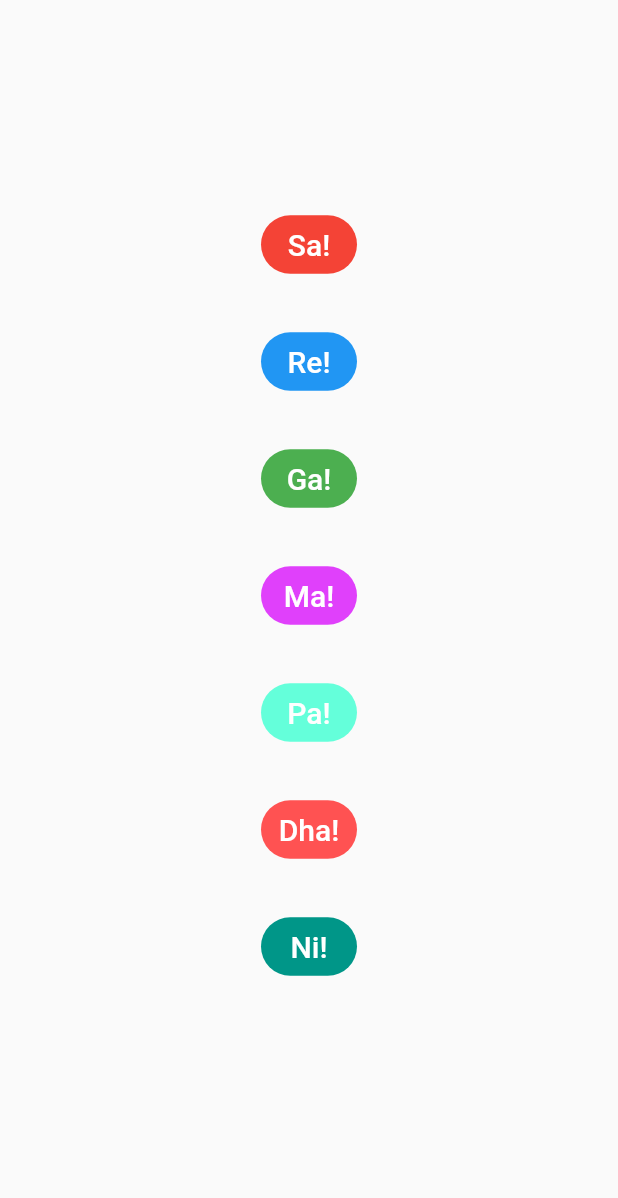
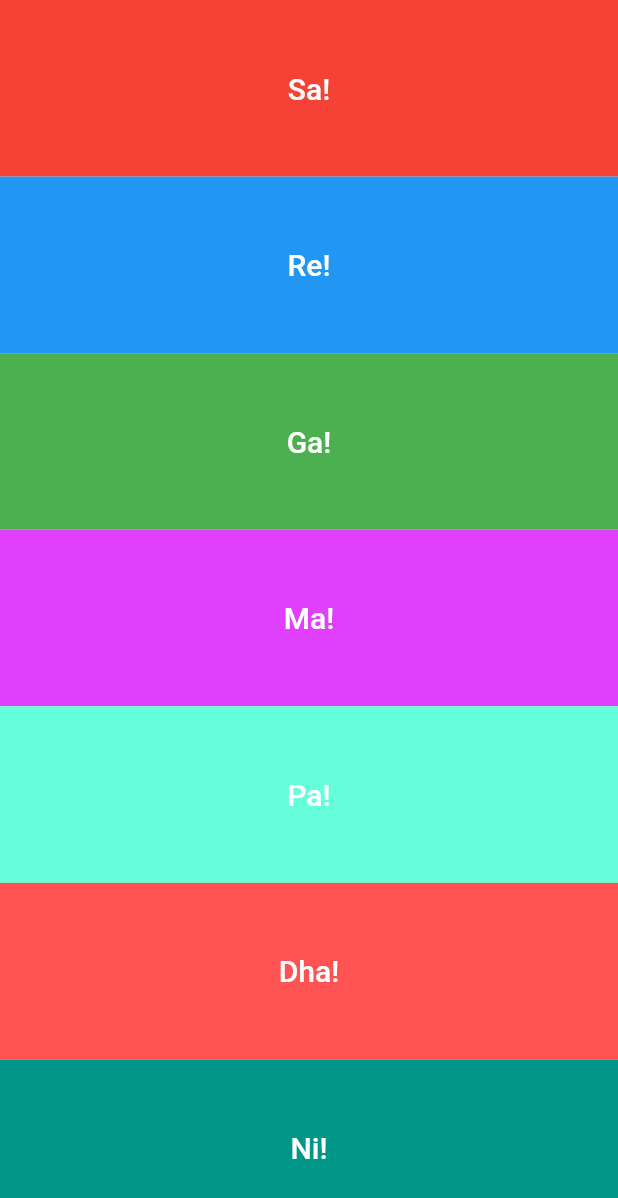
Before and after one commit to shardhayv/audioplayers_flutter, a Flutter app: the screen it shows after launch, after a tap on "Re!", on a phone screen of 412 x 824 dp. Shown: the top 1198 px of the screen. Run offline on Flutter 3.47's test engine with Material 2 defaults, Android fonts, the phone set to English and light mode, and no system bars; our stand-ins replace audioplayers.

Commit message:
making all buttons expanded

```diff
--- a/lib/main.dart
+++ b/lib/main.dart
@@ -2,11 +2,18 @@ import 'package:flutter/material.dart';
 import 'package:audioplayers/audioplayers.dart';
 
 void main() {
-  runApp(Xylophone());
+  runApp(const Xylophone());
 }
 
 class Xylophone extends StatelessWidget {
   const Xylophone({Key? key}) : super(key: key);
+
+  void playNote(int noteNum) async {
+    final player = AudioPlayer();
+    await player.play(
+      AssetSource('note$noteNum.wav'),
+    );
+  }
 
   @override
   Widget build(BuildContext context) {
@@ -14,25 +21,19 @@ class Xylophone extends StatelessWidget {
     return MaterialApp(
       home: Scaffold(
         body: SafeArea(
-          child: Center(
           child: Column(
             crossAxisAlignment: CrossAxisAlignment.stretch,
-              mainAxisAlignment: MainAxisAlignment.center,
             children: [
-                Center(
-                  child: Center(
+              Expanded(
                 child: TextButton(
-                      onPressed: () async {
-                        final player = AudioPlayer();
-                        await player.play(
-                          AssetSource('note1.wav'),
-                        );
+                  onPressed: () {
+                    playNote(1);
                   },
                   style: TextButton.styleFrom(
                     // foregroundColor: Colors.black,
                     backgroundColor: Colors.red,
                     shape: RoundedRectangleBorder(
-                            borderRadius: BorderRadius.circular(50)),
+                        borderRadius: BorderRadius.circular(0)),
                   ),
                   child: const Text(
                     'Sa!',
@@ -43,22 +44,16 @@ class Xylophone extends StatelessWidget {
                   ),
                 ),
               ),
-                ),
-                const SizedBox(height: 30),
-                Center(
-                  child: Center(
+              Expanded(
                 child: TextButton(
-                      onPressed: () async {
-                        final player = AudioPlayer();
-                        await player.play(
-                          AssetSource('note2.wav'),
-                        );
+                  onPressed: () {
+                    playNote(2);
                   },
                   style: TextButton.styleFrom(
                     // foregroundColor: Colors.black,
                     backgroundColor: Colors.blue,
                     shape: RoundedRectangleBorder(
-                            borderRadius: BorderRadius.circular(50)),
+                        borderRadius: BorderRadius.circular(0)),
                   ),
                   child: const Text(
                     'Re!',
@@ -69,22 +64,16 @@ class Xylophone extends StatelessWidget {
                   ),
                 ),
               ),
-                ),
-                const SizedBox(height: 30),
-                Center(
-                  child: Center(
+              Expanded(
                 child: TextButton(
-                      onPressed: () async {
-                        final player = AudioPlayer();
-                        await player.play(
-                          AssetSource('note3.wav'),
-                        );
+                  onPressed: () {
+                    playNote(3);
                   },
                   style: TextButton.styleFrom(
                     // foregroundColor: Colors.black,
                     backgroundColor: Colors.green,
                     shape: RoundedRectangleBorder(
-                            borderRadius: BorderRadius.circular(50)),
+                        borderRadius: BorderRadius.circular(0)),
                   ),
                   child: const Text(
                     'Ga!',
@@ -95,22 +84,16 @@ class Xylophone extends StatelessWidget {
                   ),
                 ),
               ),
-                ),
-                const SizedBox(height: 30),
-                Center(
-                  child: Center(
+              Expanded(
                 child: TextButton(
-                      onPressed: () async {
-                        final player = AudioPlayer();
-                        await player.play(
-                          AssetSource('note4.wav'),
-                        );
+                  onPressed: () {
+                    playNote(4);
                   },
                   style: TextButton.styleFrom(
                     // foregroundColor: Colors.black,
                     backgroundColor: Colors.purpleAccent,
                     shape: RoundedRectangleBorder(
-                            borderRadius: BorderRadius.circular(50)),
+                        borderRadius: BorderRadius.circular(0)),
                   ),
                   child: const Text(
                     'Ma!',
@@ -121,22 +104,16 @@ class Xylophone extends StatelessWidget {
                   ),
                 ),
               ),
-                ),
-                const SizedBox(height: 30),
-                Center(
-                  child: Center(
+              Expanded(
                 child: TextButton(
-                      onPressed: () async {
-                        final player = AudioPlayer();
-                        await player.play(
-                          AssetSource('note5.wav'),
-                        );
+                  onPressed: () {
+                    playNote(5);
                   },
                   style: TextButton.styleFrom(
                     // foregroundColor: Colors.black,
                     backgroundColor: Colors.tealAccent,
                     shape: RoundedRectangleBorder(
-                            borderRadius: BorderRadius.circular(50)),
+                        borderRadius: BorderRadius.circular(0)),
                   ),
                   child: const Text(
                     'Pa!',
@@ -147,22 +124,16 @@ class Xylophone extends StatelessWidget {
                   ),
                 ),
               ),
-                ),
-                const SizedBox(height: 30),
-                Center(
-                  child: Center(
+              Expanded(
                 child: TextButton(
-                      onPressed: () async {
-                        final player = AudioPlayer();
-                        await player.play(
-                          AssetSource('note6.wav'),
-                        );
+                  onPressed: () {
+                    playNote(6);
                   },
                   style: TextButton.styleFrom(
                     // foregroundColor: Colors.black,
                     backgroundColor: Colors.redAccent,
                     shape: RoundedRectangleBorder(
-                            borderRadius: BorderRadius.circular(50)),
+                        borderRadius: BorderRadius.circular(0)),
                   ),
                   child: const Text(
                     'Dha!',
@@ -173,22 +144,16 @@ class Xylophone extends StatelessWidget {
                   ),
                 ),
               ),
-                ),
-                const SizedBox(height: 30),
-                Center(
-                  child: Center(
+              Expanded(
                 child: TextButton(
-                      onPressed: () async {
-                        final player = AudioPlayer();
-                        await player.play(
-                          AssetSource('note7.wav'),
-                        );
+                  onPressed: () {
+                    playNote(7);
                   },
                   style: TextButton.styleFrom(
                     // foregroundColor: Colors.black,
                     backgroundColor: Colors.teal,
                     shape: RoundedRectangleBorder(
-                            borderRadius: BorderRadius.circular(50)),
+                        borderRadius: BorderRadius.circular(0)),
                   ),
                   child: const Text(
                     'Ni!',
@@ -199,10 +164,7 @@ class Xylophone extends StatelessWidget {
                   ),
                 ),
               ),
-                ),
-                const SizedBox(height: 30),
             ],
-            ),
           ),
         ),
       ),
```
Also changed, not shown: 6 other files. Lines whose indentation alone changed are shown as unchanged.
